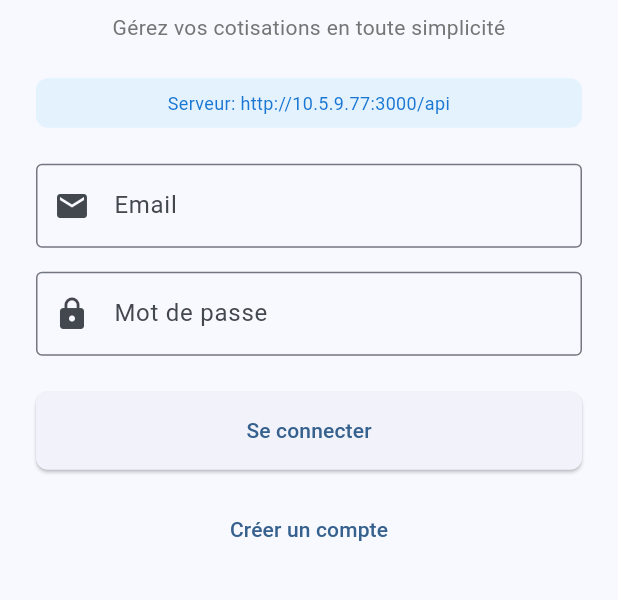
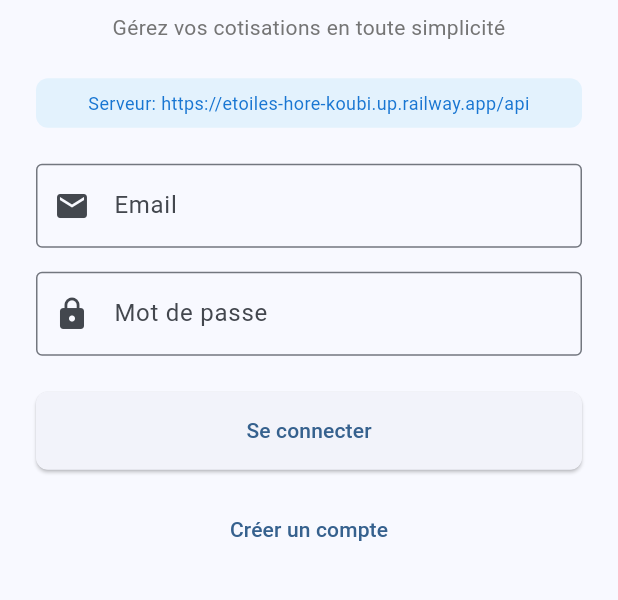
Before and after one commit to Ibrahim-Sempy/ehk-cotisations, a Flutter app: the screen it shows after launch, on a phone screen of 412 x 824 dp, the part 470-1070 px from its top. Run offline on Flutter 3.47's test engine with Material 3 defaults, Android fonts, the phone set to English and light mode, and no system bars; our stand-ins replace shared_preferences, sqflite; accounts and stored records are empty.

Commit message:
Update API URL to Railway production endpoint

```diff
--- a/mobile/lib/config/api_config.dart
+++ b/mobile/lib/config/api_config.dart
@@ -16,11 +16,10 @@ class ApiConfig {
   //   (Replace with your actual production domain)
   //
   // CURRENT CONFIGURATION (PRODUCTION):
-  // - Server IP: 10.5.9.77
-  // - Port: 3000
-  // - Status: Deployed with PM2
+  // - Server URL: https://etoiles-hore-koubi.up.railway.app
+  // - Status: Deployed on Railway
   //
-  static const String baseUrl = 'http://10.5.9.77:3000/api'; // Production API (deployed)
+  static const String baseUrl = 'https://etoiles-hore-koubi.up.railway.app/api'; // Production API (Railway)
 
   // Endpoints
   static const String login = '/auth/login';
```
